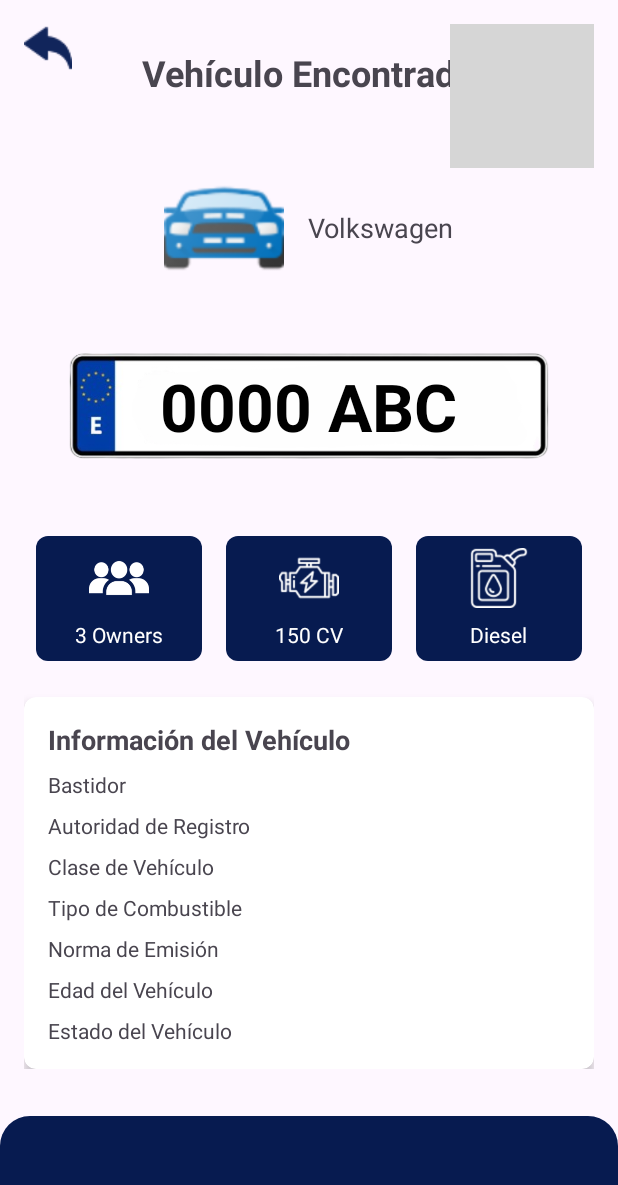
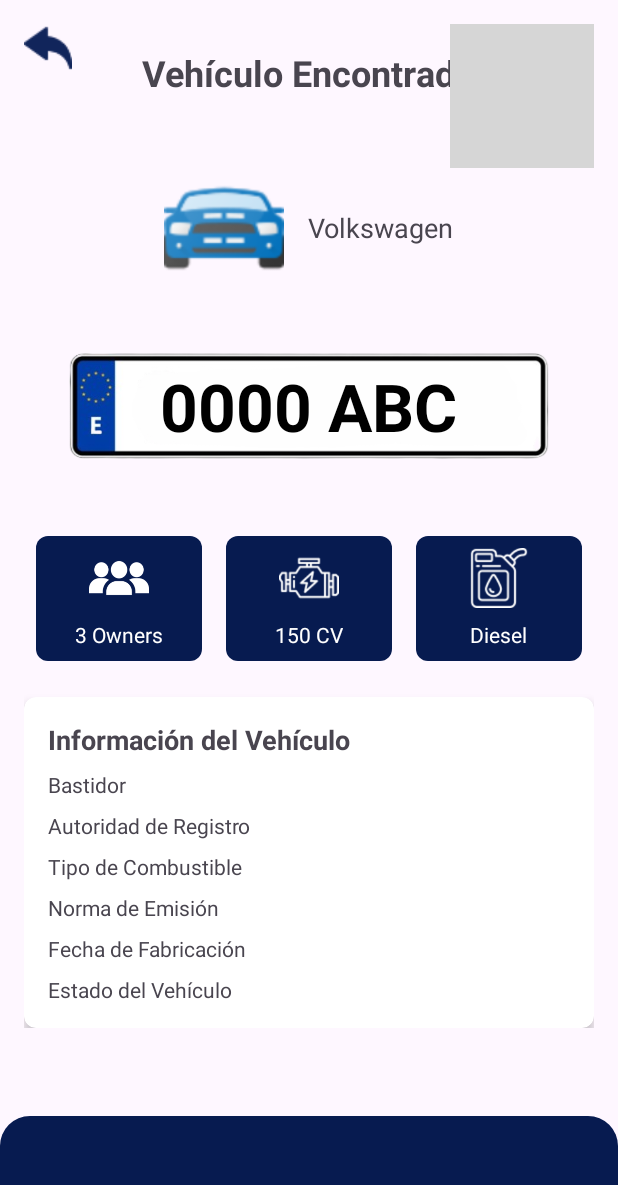
Before and after one commit to mlab1308/PROYECTO-DAM-Mohamed, an Android app: the fragment ResultFragment placed in its activity, after a tap on "Volver", on a phone screen of 412 x 824 dp. Shown: the top 1185 px of the screen. Run offline under Robolectric (Android 15) with nearby library versions, the phone set to English and light mode, and no system bars; our stand-ins replace Firebase (no records; nobody signed in at launch, a user with empty details on screens opened directly); Roboto replaces fonts that are not available here; 5 statements that could not run were skipped; grey boxes are pictures that could not be loaded.

Commit message:
carousle arreglado con onclick

```diff
--- a/AutolabibScan/app/build.gradle.kts
+++ b/AutolabibScan/app/build.gradle.kts
@@ -98,4 +98,9 @@ dependencies {
     //Shred preferenceencrypted
     implementation ("androidx.security:security-crypto:1.1.0-alpha03")
 
+    implementation ("androidx.viewpager2:viewpager2:1.0.0")
+    implementation ("com.github.bumptech.glide:glide:4.12.0")
+    annotationProcessor ("com.github.bumptech.glide:compiler:4.12.0")
+
+
 }
--- a/AutolabibScan/app/src/main/AndroidManifest.xml
+++ b/AutolabibScan/app/src/main/AndroidManifest.xml
@@ -9,6 +9,7 @@
 
     <application
         android:networkSecurityConfig="@xml/network_security_config"
+
         android:allowBackup="true"
         android:dataExtractionRules="@xml/data_extraction_rules"
         android:fullBackupContent="@xml/backup_rules"
--- a/AutolabibScan/app/src/main/java/iesmm/pmdm/autolabibscan/Fragments/ResultFragment.java
+++ b/AutolabibScan/app/src/main/java/iesmm/pmdm/autolabibscan/Fragments/ResultFragment.java
@@ -26,10 +26,10 @@ import iesmm.pmdm.autolabibscan.R;
 
 public class ResultFragment extends Fragment {
 
-    private ImageView carLogo, ownersIcon, powerIcon, fuelIcon;
+    private ImageView carLogo;
     private TextView carBrand, plateText, ownersText, powerText, fuelText;
     private ImageButton backButton, favoriteButton;
-    private TextView bastidor, registeringAuthority, vehicleClass, fuelType, emissionNorm, vehicleAge, vehicleStatus;
+    private TextView bastidor, registeringAuthority, emissionNorm, manufacturingDate, vehicleStatus;
 
     private String[] carBrands;
     private int[] carBrandLogos;
@@ -44,9 +44,6 @@ public class ResultFragment extends Fragment {
         backButton = view.findViewById(R.id.backButton);
         favoriteButton = view.findViewById(R.id.favoriteButton);
         carLogo = view.findViewById(R.id.carLogo);
-        ownersIcon = view.findViewById(R.id.ownersIcon);
-        powerIcon = view.findViewById(R.id.powerIcon);
-        fuelIcon = view.findViewById(R.id.fuelIcon);
 
         carBrand = view.findViewById(R.id.carBrand);
         plateText = view.findViewById(R.id.plateText);
@@ -56,10 +53,8 @@ public class ResultFragment extends Fragment {
 
         bastidor = view.findViewById(R.id.bastidor);
         registeringAuthority = view.findViewById(R.id.registeringAuthority);
-        vehicleClass = view.findViewById(R.id.vehicleClass);
-        fuelType = view.findViewById(R.id.fuelType);
         emissionNorm = view.findViewById(R.id.emissionNorm);
-        vehicleAge = view.findViewById(R.id.vehicleAge);
+        manufacturingDate = view.findViewById(R.id.manufacturingDate);
         vehicleStatus = view.findViewById(R.id.vehicleStatus);
 
         // Cargar los recursos de marcas y logotipos
@@ -76,11 +71,9 @@ public class ResultFragment extends Fragment {
             String fuelStr = bundle.getString("fuelText");
             String bastidorStr = bundle.getString("Bastidor");
             String registeringAuthorityStr = bundle.getString("RegisteringAuthority");
-            String vehicleClassStr = bundle.getString("VehicleClass");
-            String fuelTypeStr = bundle.getString("FuelType");
             String emissionNormStr = bundle.getString("EmissionNorm");
-            String vehicleAgeStr = bundle.getString("VehicleAge");
-            String vehicleStatusStr = bundle.getString("VehicleStatus");
+            String manufacturingDateStr = bundle.getString("ManufacturingDate");
+            boolean vehicleStatusBool = bundle.getBoolean("VehicleStatus");
 
             carBrand.setText(carBrandStr);
             plateText.setText(plateStr);
@@ -90,11 +83,9 @@ public class ResultFragment extends Fragment {
 
             bastidor.setText(getString(R.string.bastidor) + ": " + bastidorStr);
             registeringAuthority.setText(getString(R.string.registering_authority) + ": " + registeringAuthorityStr);
-            vehicleClass.setText(getString(R.string.vehicle_class) + ": " + vehicleClassStr);
-            fuelType.setText(getString(R.string.fuel_type) + ": " + fuelTypeStr);
             emissionNorm.setText(getString(R.string.emission_norm) + ": " + emissionNormStr);
-            vehicleAge.setText(getString(R.string.vehicle_age) + ": " + vehicleAgeStr);
-            vehicleStatus.setText(getString(R.string.vehicle_status) + ": " + vehicleStatusStr);
+            manufacturingDate.setText(getString(R.string.manufacturing_date) + ": " + manufacturingDateStr);
+            vehicleStatus.setText(getString(R.string.vehicle_status) + ": " + (vehicleStatusBool ? getString(R.string.active) : getString(R.string.inactive)));
 
             // Buscar el logotipo de la marca del coche y establecerlo
             boolean logoFound = false;
@@ -119,23 +110,15 @@ public class ResultFragment extends Fragment {
             }
 
             // Manejar el botón de favoritos
-            favoriteButton.setOnClickListener(new View.OnClickListener() {
-                @Override
-                public void onClick(View v) {
-                    isFavorite = !isFavorite;
-                    updateFavoriteButton();
-                    saveFavoriteStatus(plateStr, isFavorite);
-                }
+            favoriteButton.setOnClickListener(v -> {
+                isFavorite = !isFavorite;
+                updateFavoriteButton();
+                saveFavoriteStatus(plateStr, isFavorite);
             });
         }
 
         // Manejar el botón de retroceso
-        backButton.setOnClickListener(new View.OnClickListener() {
-            @Override
-            public void onClick(View v) {
-                getFragmentManager().popBackStack();
-            }
-        });
+        backButton.setOnClickListener(v -> getFragmentManager().popBackStack());
 
         return view;
     }
@@ -153,10 +136,10 @@ public class ResultFragment extends Fragment {
 
         if (isFavorite) {
             databaseReference.setValue(true);
-            Toast.makeText(getActivity(), "Añadido a favoritos", Toast.LENGTH_SHORT).show();
+            Toast.makeText(getActivity(), "Added to favorites", Toast.LENGTH_SHORT).show();
         } else {
             databaseReference.removeValue();
-            Toast.makeText(getActivity(), "Eliminado de favoritos", Toast.LENGTH_SHORT).show();
+            Toast.makeText(getActivity(), "Removed from favorites", Toast.LENGTH_SHORT).show();
         }
     }
 
@@ -175,7 +158,7 @@ public class ResultFragment extends Fragment {
 
             @Override
             public void onCancelled(@NonNull DatabaseError error) {
-                Toast.makeText(getActivity(), "Error al consultar el estado de favoritos", Toast.LENGTH_SHORT).show();
+                Toast.makeText(getActivity(), "Error checking favorite status", Toast.LENGTH_SHORT).show();
             }
         });
     }
--- a/AutolabibScan/app/src/main/java/iesmm/pmdm/autolabibscan/Remote/ApiClient.java
+++ b/AutolabibScan/app/src/main/java/iesmm/pmdm/autolabibscan/Remote/ApiClient.java
@@ -4,7 +4,7 @@ import retrofit2.Retrofit;
 import retrofit2.converter.gson.GsonConverterFactory;
 
 public class ApiClient {
-    private static final String BASE_URL = "http://172.22.239.37/";  // Para emulador de Android
+    private static final String BASE_URL = "http://172.22.239.37:5000";  // Dirección IP de la máquina virtual con el puerto correcto
     private static Retrofit retrofit;
 
     public static Retrofit getClient() {
--- a/AutolabibScan/app/src/main/java/iesmm/pmdm/autolabibscan/Remote/ApiService.java
+++ b/AutolabibScan/app/src/main/java/iesmm/pmdm/autolabibscan/Remote/ApiService.java
@@ -1,5 +1,4 @@
 package iesmm.pmdm.autolabibscan.Remote;
-
 
 import iesmm.pmdm.autolabibscan.Models.ApiResponse;
 import okhttp3.MultipartBody;
@@ -10,6 +9,6 @@ import retrofit2.http.Part;
 
 public interface ApiService {
     @Multipart
-    @POST("/reconocer_matricula/")
+    @POST("/reconocer_matricula")
     Call<ApiResponse> uploadImage(@Part MultipartBody.Part file);
 }
--- a/AutolabibScan/app/src/main/res/layout/fragment_dashboard.xml
+++ b/AutolabibScan/app/src/main/res/layout/fragment_dashboard.xml
@@ -81,6 +81,11 @@
             android:padding="8dp"
             android:visibility="gone" />
 
+        <androidx.viewpager2.widget.ViewPager2
+            android:id="@+id/viewPagerCarousel"
+            android:layout_width="match_parent"
+            android:layout_height="wrap_content"
+            android:layout_marginTop="16dp" />
 
     </LinearLayout>
 </RelativeLayout>
--- a/AutolabibScan/app/src/main/res/layout/fragment_result.xml
+++ b/AutolabibScan/app/src/main/res/layout/fragment_result.xml
@@ -216,13 +216,6 @@
                         android:layout_marginTop="8dp" />
 
                     <TextView
-                        android:id="@+id/vehicleClass"
-                        android:layout_width="wrap_content"
-                        android:layout_height="wrap_content"
-                        android:text="@string/vehicle_class"
-                        android:layout_marginTop="8dp" />
-
-                    <TextView
                         android:id="@+id/fuelType"
                         android:layout_width="wrap_content"
                         android:layout_height="wrap_content"
@@ -237,10 +230,10 @@
                         android:layout_marginTop="8dp" />
 
                     <TextView
-                        android:id="@+id/vehicleAge"
+                        android:id="@+id/manufacturingDate"
                         android:layout_width="wrap_content"
                         android:layout_height="wrap_content"
-                        android:text="@string/vehicle_age"
+                        android:text="@string/manufacturing_date"
                         android:layout_marginTop="8dp" />
 
                     <TextView
--- a/AutolabibScan/app/src/main/res/values/strings.xml
+++ b/AutolabibScan/app/src/main/res/values/strings.xml
@@ -1,4 +1,6 @@
+
 <resources>
+    <!-- Existing strings -->
     <string name="app_name">AutolabibScan</string>
     <string name="default_web_client">388872684081-9sgjsvqisrjvrju9uoqb6baa7rdkpf1t.apps.googleusercontent.com</string>
 
@@ -49,6 +51,15 @@
     <string name="select_image">Seleccionar Imagen</string>
     <string name="search_cars_hint">Buscar Coches...</string>
     <string name="license_plate">Matrícula:</string>
+    <string name="error_loading_image">Error al cargar la imagen</string>
+    <string name="plate_not_detected">Matrícula no detectada</string>
+    <string name="error_colon">Error: </string>
+    <string name="error_processing_image">Error al procesar la imagen</string>
+    <string name="error_creating_file">Error al crear el archivo</string>
+    <string name="no_plate_detected">Matrícula no detectada</string>
+    <string name="server_error">Error del servidor</string>
+    <string name="processing_error">Error al procesar la imagen</string>
+    <string name="api_call_failure">Error en la llamada a la API</string>
 
     <!-- Edit Profile Fragment -->
     <string name="back">Volver</string>
@@ -88,10 +99,9 @@
     <string name="additional_info">Información Adicional</string>
     <string name="bastidor">Bastidor</string>
     <string name="registering_authority">Autoridad de Registro</string>
-    <string name="vehicle_class">Clase de Vehículo</string>
     <string name="fuel_type">Tipo de Combustible</string>
     <string name="emission_norm">Norma de Emisión</string>
-    <string name="vehicle_age">Edad del Vehículo</string>
+    <string name="manufacturing_date">Fecha de Fabricación</string>
     <string name="vehicle_status">Estado del Vehículo</string>
     <string name="owners">Propietarios</string>
     <string name="power">Potencia</string>
@@ -99,5 +109,12 @@
     <string name="brand">Marca</string>
     <string name="plate">Matrícula</string>
 
+    <!-- Carousel and other additions -->
+    <string name="vehicle_age">Edad del Vehículo</string>
+    <string name="add_to_favorites">Añadido a favoritos</string>
+    <string name="remove_from_favorites">Eliminado de favoritos</string>
+    <string name="error_checking_favorites">Error al consultar el estado de favoritos</string>
+    <string name="active">Activo</string>
+    <string name="inactive">Inactivo</string>
 
 </resources>
--- a/AutolabibScan/app/src/main/res/xml/network_security_config.xml
+++ b/AutolabibScan/app/src/main/res/xml/network_security_config.xml
@@ -1,6 +1,6 @@
 <?xml version="1.0" encoding="utf-8"?>
 <network-security-config>
     <domain-config cleartextTrafficPermitted="true">
-        <domain includeSubdomains="true">10.0.2.2</domain> <!-- Para emulador de Android -->
+        <domain includeSubdomains="true">172.22.239.37</domain>
     </domain-config>
 </network-security-config>
```
Also changed, not shown: AutolabibScan/app/src/main/java/iesmm/pmdm/autolabibscan/Adapters/FavoritesAdapter.java (+13 -11 lines), AutolabibScan/app/src/main/java/iesmm/pmdm/autolabibscan/Fragments/DashboardFragment.java (+103 -30 lines), AutolabibScan/app/src/main/java/iesmm/pmdm/autolabibscan/Models/ApiResponse.java (+10 -5 lines), 1 other file.
